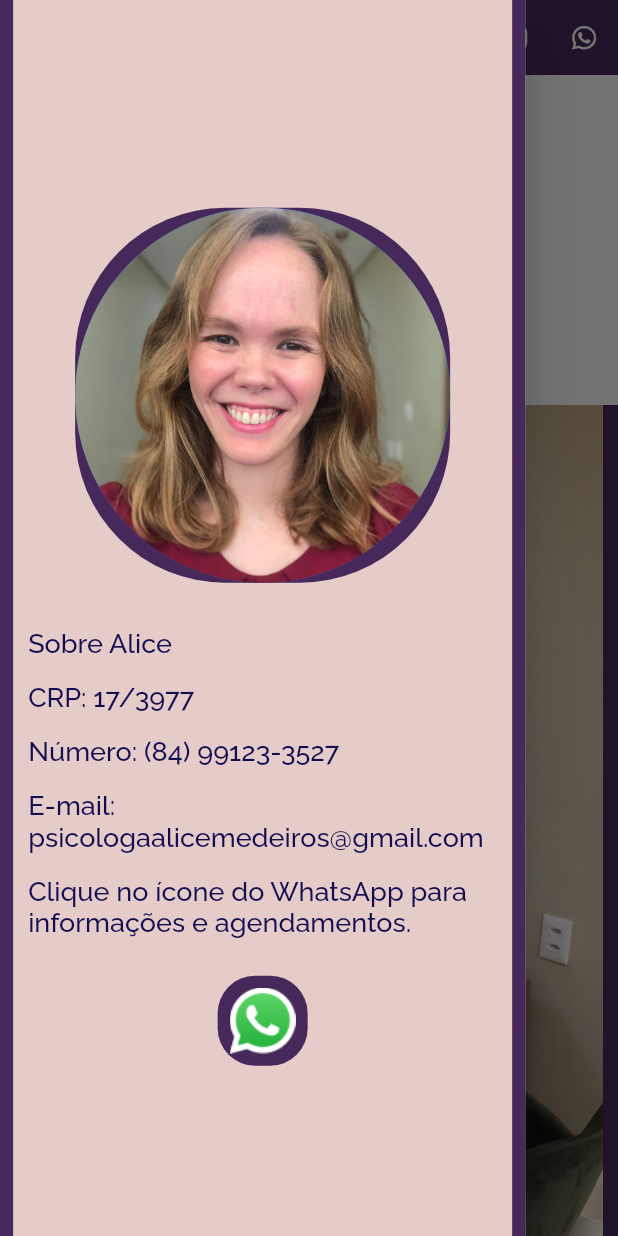
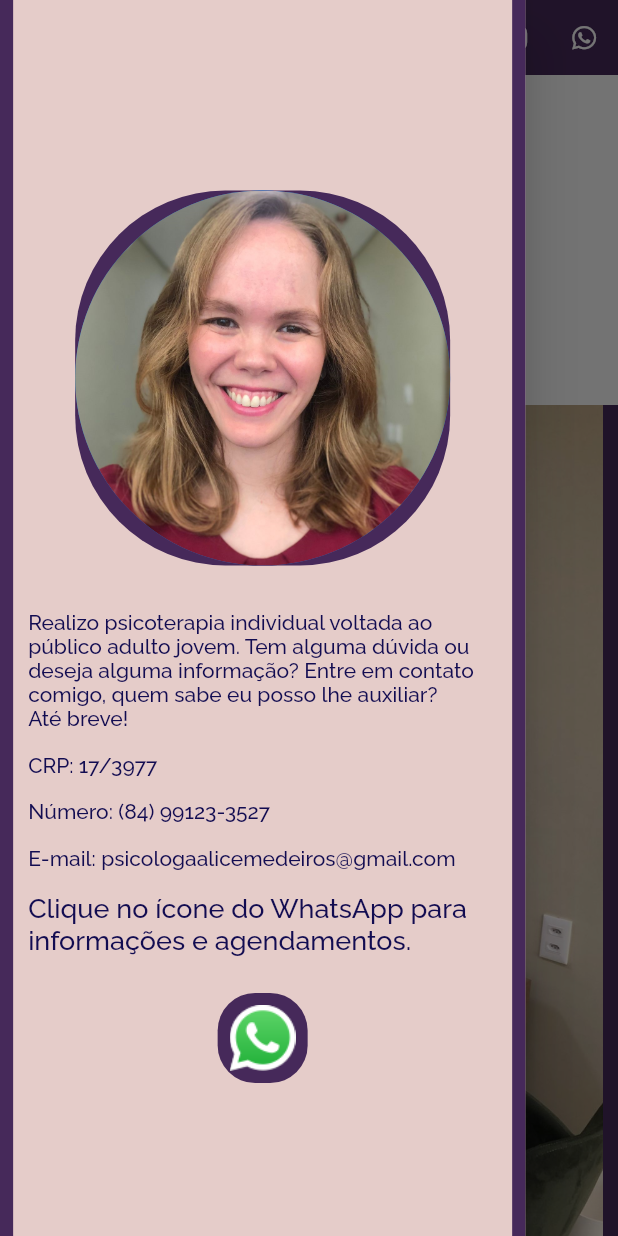
Before and after one commit to DenisRdsilva/psiAliceMedeiros, a Flutter app: the screen it shows after launch, with the side drawer open, on a phone screen of 412 x 824 dp. Run offline on Flutter 3.47's test engine with Material 2 defaults, Android fonts, the light colour scheme and no system bars; drawn by our look-alikes of flutter_image_slideshow; our stand-ins replace auto_size_text, flutter_map, font_awesome_flutter, google_fonts, latlong2, youtube_player_iframe.

Commit message:
video actualized

```diff
--- a/lib/main.dart
+++ b/lib/main.dart
@@ -36,7 +36,7 @@ class MyHomePage extends StatefulWidget {
 }
 
 class _MyHomePageState extends State<MyHomePage> {
-
+  bool _customTileExpanded = true;
   var scaffoldKey = GlobalKey<ScaffoldState>();
   @override
   Widget build(BuildContext context) {
@@ -63,10 +63,15 @@ class _MyHomePageState extends State<MyHomePage> {
             Spacer(),
             Container(margin: EdgeInsets.only(top: 25, bottom: 30), height: 250, width: 250, decoration: BoxDecoration(color: Color.fromARGB(255, 70, 41, 90), borderRadius: BorderRadius.circular(100)),
               child: CircleAvatar(radius: 100, backgroundImage: AssetImage('assets/pic.jpeg'))),
-            Container(margin: EdgeInsets.only(left: 10, right: 10), alignment: Alignment.centerLeft, child: Text('Sobre Alice', style: GoogleFonts.raleway(color: Color.fromARGB(255, 18, 12, 81), fontSize: 18, fontWeight: FontWeight.w500))),
-            Container(margin: EdgeInsets.only(left: 10, top: 15, bottom: 15, right: 10), alignment: Alignment.centerLeft, child: Text('CRP: 17/3977', style: GoogleFonts.raleway(color: Color.fromARGB(255, 18, 12, 81), fontSize: 18, fontWeight: FontWeight.w500))),
-            Container(margin: EdgeInsets.only(left: 10, right: 10), alignment: Alignment.centerLeft, child: Text('Número: (84) 99123-3527', style: GoogleFonts.raleway(color: Color.fromARGB(255, 18, 12, 81), fontSize: 18, fontWeight: FontWeight.w500))),
-            Container(margin: EdgeInsets.only(left: 10, top: 15, bottom: 15, right: 10), alignment: Alignment.centerLeft, child: Text('E-mail: psicologaalicemedeiros@gmail.com', style: GoogleFonts.raleway(color: Color.fromARGB(255, 18, 12, 81), fontSize: 18, fontWeight: FontWeight.w500))),
+            Container(margin: EdgeInsets.only(left: 10, right: 10), alignment: Alignment.centerLeft, child: Text(
+              'Realizo psicoterapia individual voltada ao público adulto jovem. Tem alguma dúvida ou deseja alguma informação? Entre em contato comigo, quem sabe eu posso lhe auxiliar?',
+              style: GoogleFonts.raleway(color: Color.fromARGB(255, 18, 12, 81), fontSize: 14, fontWeight: FontWeight.w500))),
+            Container(margin: EdgeInsets.only(left: 10, right: 10), alignment: Alignment.centerLeft, child: Text(
+              'Até breve! ',
+              style: GoogleFonts.raleway(color: Color.fromARGB(255, 18, 12, 81), fontSize: 14, fontWeight: FontWeight.w500))),
+            Container(margin: EdgeInsets.only(left: 10, top: 15, bottom: 15, right: 10), alignment: Alignment.centerLeft, child: Text('CRP: 17/3977', style: GoogleFonts.raleway(color: Color.fromARGB(255, 18, 12, 81), fontSize: 14, fontWeight: FontWeight.w500))),
+            Container(margin: EdgeInsets.only(left: 10, right: 10), alignment: Alignment.centerLeft, child: Text('Número: (84) 99123-3527', style: GoogleFonts.raleway(color: Color.fromARGB(255, 18, 12, 81), fontSize: 14, fontWeight: FontWeight.w500))),
+            Container(margin: EdgeInsets.only(left: 10, top: 15, bottom: 15, right: 10), alignment: Alignment.centerLeft, child: Text('E-mail: psicologaalicemedeiros@gmail.com', style: GoogleFonts.raleway(color: Color.fromARGB(255, 18, 12, 81), fontSize: 14, fontWeight: FontWeight.w500))),
             Container(margin: EdgeInsets.only(left: 10, right: 10), alignment: Alignment.centerLeft, child: Text('Clique no ícone do WhatsApp para informações e agendamentos.', textAlign: TextAlign.left, style: GoogleFonts.raleway(color: Color.fromARGB(255, 18, 12, 81), fontSize: 18, fontWeight: FontWeight.w500))),
             Row(mainAxisAlignment: MainAxisAlignment.center, children: [
               Spacer(),
@@ -285,40 +290,48 @@ class _MyHomePageState extends State<MyHomePage> {
               ),
             ]],
           if (swidth>1100)...[
-          Container(margin: EdgeInsets.only(top: pad), width: swidth, height: 810, child:
+          Container(margin: EdgeInsets.only(top: 2*pad), width: swidth, height: 810, child:
               Column( crossAxisAlignment: CrossAxisAlignment.center, children: [
                 Row(children: [
                   Spacer(),
                   Container(margin: EdgeInsets.only(bottom: pad),
-                  width: swidth*0.85, height: 210,  decoration: BoxDecoration(color: Color.fromARGB(255, 229, 204, 201),
+                  width: swidth*0.85, height: 70,  decoration: BoxDecoration(color: Color.fromARGB(255, 229, 204, 201),
                   borderRadius: BorderRadius.circular(10), border: Border.all(width: 3, color: Color.fromARGB(255, 70, 41, 90)),
                   boxShadow: [BoxShadow(
                     color: Colors.blueGrey.withOpacity(0.5), spreadRadius: 10, blurRadius: 10, offset: Offset(0, 3))]),
-                  child: TextButton (onPressed: () {}, child:  Column(children: [
-                    Container(margin: EdgeInsets.only(top: 30, right: 20, left: 20), child: Text('SERVIÇOS', style:
-                      GoogleFonts.courierPrime(color: Color.fromARGB(255, 18, 12, 81), fontSize: 28))),
-                    Container(margin: EdgeInsets.only(top: 25, right: 20, left: 20), child: AutoSizeText('Psicoterapia individual nas modalidades presencial e online através de plataforma segura. Ambas semanais com duração de até 60 minutos.  No primeiro caso, nos encontraremos pessoalmente em meu consultório. Já para o atendimento online, você pode escolher onde estará no momento da sessão, basta ter um computador, celular ou tablet com acesso à internet.', textAlign: TextAlign.justify, style:
-                      GoogleFonts.firaSans(color: Color.fromARGB(255, 18, 12, 81), fontSize: 19)),
-                  )])
-                )),
+                  child: ListView(children: [
+                    ExpansionTile(trailing: Icon(FontAwesomeIcons.plus, size: 13), title: ListView(shrinkWrap:true,
+                      children: [
+                        Container(padding: EdgeInsets.only(left: 8), child: Text("SERVIÇOS"))
+                      ]),
+                      children : [
+                        Align(alignment: Alignment.center, child: TextButton(onPressed: () {}, child: Container(width: swidth*0.8, padding: EdgeInsets.only(left: 16), child:
+                        Text("Psicoterapia individual nas modalidades presencial e online através de plataforma segura. Ambas semanais com duração de até 60 minutos.  No primeiro caso, nos encontraremos pessoalmente em meu consultório. Já para o atendimento online, você pode escolher onde estará no momento da sessão, basta ter um computador, celular ou tablet com acesso à internet.",
+                        style: GoogleFonts.firaSans(color: Color.fromARGB(255, 18, 12, 81), fontSize: 18))))),
+                      ]),
+                  ])),
                 Spacer()
                 ]),
                 Row(children: [
                   Spacer(),
-                  Container(width: swidth*0.85, height: 360,  decoration: BoxDecoration(color:Color.fromARGB(255, 229, 204, 201),
+                  Container(width: swidth*0.85, height: 70,  decoration: BoxDecoration(color:Color.fromARGB(255, 229, 204, 201),
                   borderRadius: BorderRadius.circular(10), border: Border.all(width: 3, color: Color.fromARGB(255, 70, 41, 90)),
                   boxShadow: [BoxShadow(
                     color: Colors.blueGrey.withOpacity(0.5), spreadRadius: 10, blurRadius: 10, offset: Offset(0, 3))]),
-                  child: TextButton (onPressed: () {}, child:  Column(children: [
-                    Container(margin: EdgeInsets.only(top: 30, right: 20, left: 20), child: Text('POR QUE FAZER PSICOTERAPIA?', style:
-                      GoogleFonts.courierPrime(color: Color.fromARGB(255, 18, 12, 81), fontSize: 28))),
-                    Container(margin: EdgeInsets.only(top: 25, right: 20, left: 20), child: AutoSizeText('Olhar para si mesmo é, muitas vezes, desafiador. Pode provocar medo, insegurança, aquele pensamento de “depois eu penso nisso, agora não”. Mas e quando aquilo que foi deixado para depois começa a nos atrapalhar, provocando ansiedade, tristeza e a sensação de que precisamos falar com alguém sobre aquele assunto? É a partir desse momento que a psicoterapia poderia ajudar. Pode parecer estranho falar sobre si com alguém que não conhecemos. Com o tempo, passamos a confiar no psicólogo que nos acompanha, nos sentimos à vontade para falar sobre os assuntos mais delicados, não nos sentimos julgados, mas acolhidos. Semana após semana percebemos as contribuições das sessões em nosso dia a dia, até que em conjunto com o nosso terapeuta decidimos que naquele momento já podemos seguir sem o acompanhamento profissional, que já conseguimos lidar melhor com os acontecimentos de nossas vidas. Deixamos de nos ver semanalmente, mas cientes de que podemos, a qualquer momento, escolher voltar. Essa é a beleza da psicoterapia.', textAlign: TextAlign.justify, style:
-                      GoogleFonts.firaSans(color: Color.fromARGB(255, 18, 12, 81), fontSize: 19)),
-                )]))),
+                  child: ListView(children: [
+                    ExpansionTile(trailing: Icon(FontAwesomeIcons.plus, size: 13), title: ListView(shrinkWrap:true,
+                      children: [
+                        Container(padding: EdgeInsets.only(left: 8), child: Text("POR QUE FAZER PSICOTERAPIA?"))
+                      ]),
+                      children : [
+                        Align(alignment: Alignment.center, child: TextButton(onPressed: () {}, child:
+                        Container(width: swidth*0.8, padding: EdgeInsets.only(left: 16), child:
+                        Text("Olhar para si mesmo é, muitas vezes, desafiador. Pode provocar medo, insegurança, aquele pensamento de “depois eu penso nisso, agora não”. Mas e quando aquilo que foi deixado para depois começa a nos atrapalhar, provocando ansiedade, tristeza e a sensação de que precisamos falar com alguém sobre aquele assunto? É a partir desse momento que a psicoterapia poderia ajudar. Pode parecer estranho falar sobre si com alguém que não conhecemos. Com o tempo, passamos a confiar no psicólogo que nos acompanha, nos sentimos à vontade para falar sobre os assuntos mais delicados, não nos sentimos julgados, mas acolhidos. Semana após semana percebemos as contribuições das sessões em nosso dia a dia, até que em conjunto com o nosso terapeuta decidimos que naquele momento já podemos seguir sem o acompanhamento profissional, que já conseguimos lidar melhor com os acontecimentos de nossas vidas. Deixamos de nos ver semanalmente, mas cientes de que podemos, a qualquer momento, escolher voltar. Essa é a beleza da psicoterapia.",
+                        style: GoogleFonts.firaSans(color: Color.fromARGB(255, 18, 12, 81), fontSize: 18))))),
+                      ]),
+                  ])),
                 Spacer()
-              ])
-            ]),
-          )
+              ])]))
         ]else...[
           Column(children: [
               Container(margin: EdgeInsets.only(top: pad),
```
Also changed, not shown: 1 other file.
